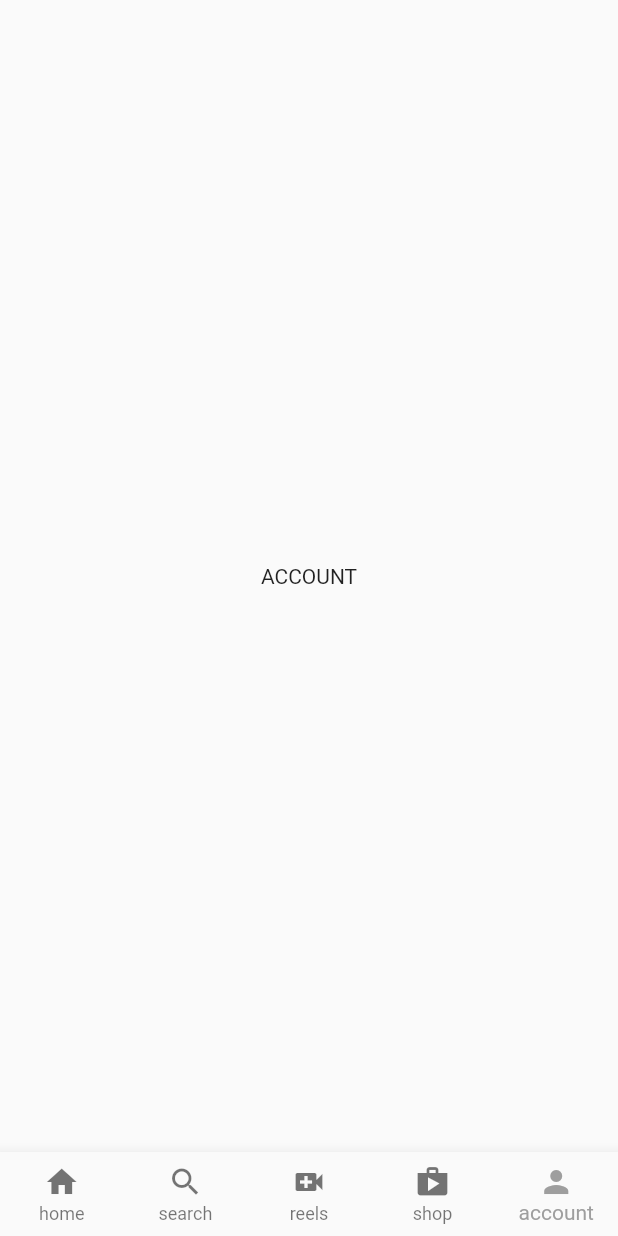
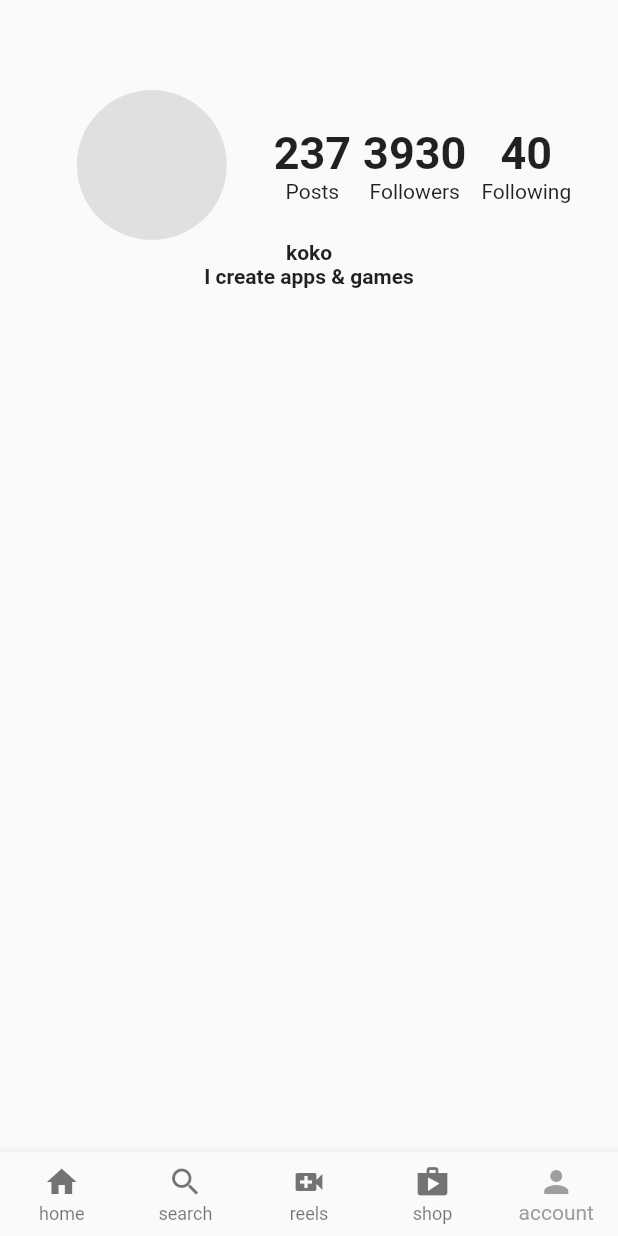
Before and after one commit to ariscybertech/aris_instagram, a Flutter app: the screen it shows after launch, item 5 of the bottom bar chosen, on a phone screen of 412 x 824 dp. Run offline on Flutter 3.47's test engine with Material 2 defaults, Android fonts, the light colour scheme and no system bars.

Commit message:
Version 1.0.0+8

```diff
--- a/lib/pages/account.dart
+++ b/lib/pages/account.dart
@@ -1,12 +1,94 @@
+import 'package:flutter/cupertino.dart';
 import 'package:flutter/material.dart';
+import 'package:flutter/painting.dart';
+import 'package:flutter/rendering.dart';
 
 class UserAccount extends StatelessWidget {
-  const UserAccount({ Key key }) : super(key: key);
+  const UserAccount({Key key}) : super(key: key);
 
   @override
   Widget build(BuildContext context) {
     return Scaffold(
-      body: Center(child: Text('ACCOUNT')),
+      body: Column(
+        children: [
+          Padding(
+            padding: const EdgeInsets.only(left: 20.0, top: 60),
+            child: Row(
+              mainAxisAlignment: MainAxisAlignment.spaceEvenly,
+              children: [
+                // profile picture
+                Container(
+                  height: 100,
+                  width: 100,
+                  decoration: BoxDecoration(
+                    color: Colors.grey[300],
+                    shape: BoxShape.circle,
+                  ),
+                ),
+
+                // number of posts, followers, follows
+                Row(
+                  children: [
+                    Padding(
+                      padding: const EdgeInsets.only(right: 8.0),
+                      child: Column(
+                        children: [
+                          Text(
+                            '237',
+                            style: TextStyle(
+                              fontWeight: FontWeight.bold,
+                              fontSize: 30,
+                            ),
+                          ),
+                          Text('Posts'),
+                        ],
+                      ),
+                    ),
+                    Padding(
+                      padding: const EdgeInsets.only(right: 10.0),
+                      child: Column(
+                        children: [
+                          Text(
+                            '3930',
+                            style: TextStyle(
+                              fontWeight: FontWeight.bold,
+                              fontSize: 30,
+                            ),
+                          ),
+                          Text('Followers'),
+                        ],
+                      ),
+                    ),
+                    Column(
+                      children: [
+                        Text(
+                          '40',
+                          style: TextStyle(
+                            fontWeight: FontWeight.bold,
+                            fontSize: 30,
+                          ),
+                        ),
+                        Text('Following'),
+                      ],
+                    )
+                  ],
+                )
+              ],
+            ),
+          ),
+          // Name and bio
+          Text(
+            'koko',
+            style: TextStyle(fontWeight: FontWeight.bold),
+          ),
+          Text(
+            'I create apps & games',
+            style: TextStyle(
+              fontWeight: FontWeight.bold,
+            ),
+          )
+        ],
+      ),
     );
   }
 }
```
